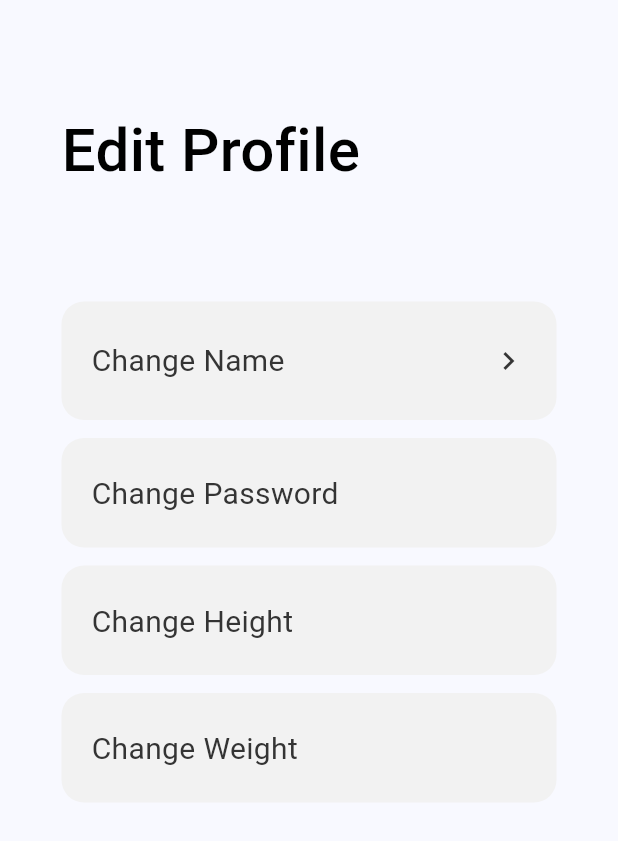
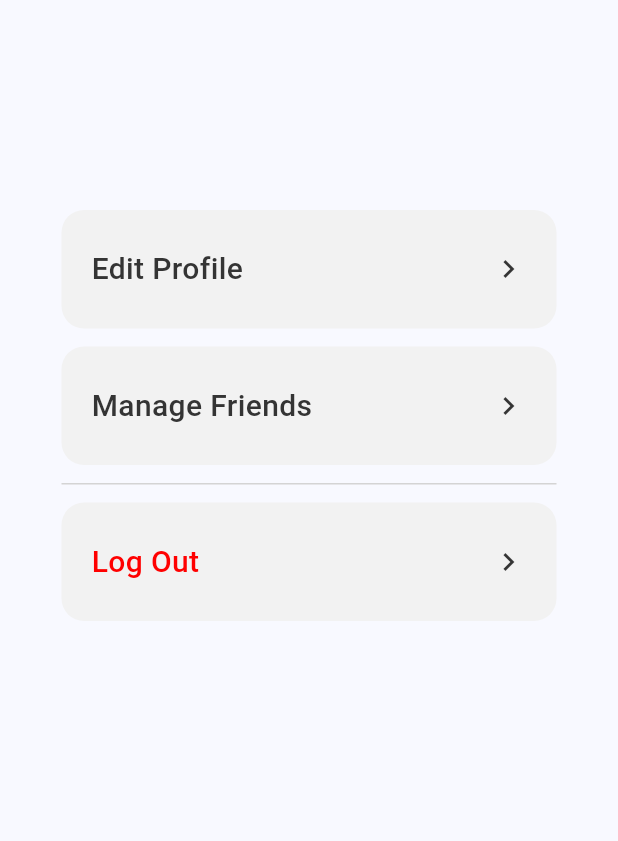
Before and after one commit to afdeanon/SeniorProject, a Flutter app: the EditProfileScreen screen opened directly, on a phone screen of 412 x 824 dp. Shown: the top 841 px of the screen. Run offline on Flutter 3.47's test engine with Material 3 defaults, Android fonts, the phone set to English and light mode, and no system bars; our stand-ins replace firebase_auth, firebase_core; missing offline and left inert: dart:ffi; accounts and stored records are empty; Roboto replaces fonts that are missing (SF Pro).

```diff
--- a/lib/screens/profileScreens/editProfile.dart
+++ b/lib/screens/profileScreens/editProfile.dart
@@ -1,6 +1,6 @@
 import 'package:flutter/material.dart';
-import 'package:flutter/cupertino.dart'; // Import Cupertino widgets
 import 'package:firebase_auth/firebase_auth.dart';
+import 'editProfile.dart';
 
 class EditProfileScreen extends StatefulWidget {
   const EditProfileScreen({Key? key, User? user}) : super(key: key);
@@ -13,15 +13,17 @@ class _EditProfileScreenState extends State<EditProfileScreen> {
   @override
   Widget build(BuildContext context) {
     return Scaffold(
-      body: ListView(children: const [
+      body: ListView(
+        children: [
           EditProfile(),
-      ]),
+        ],
+      ),
     );
   }
 }
 
 class EditProfile extends StatefulWidget {
-  const EditProfile({super.key});
+  const EditProfile({Key? key}) : super(key: key);
 
   @override
   _EditProfileState createState() => _EditProfileState();
@@ -30,41 +32,20 @@ class EditProfile extends StatefulWidget {
 class _EditProfileState extends State<EditProfile> {
   @override
   Widget build(BuildContext context) {
-    return Row(
-      mainAxisAlignment: MainAxisAlignment.center,
-      children: <Widget>[
+    return Container(
+      child: Column(
+        children: [
+          const SizedBox(height: 80),
+
+          const SizedBox(height: 60),
           SizedBox(
-          width: 330,
-          height: 554,
             child: Column(
               mainAxisSize: MainAxisSize.min,
               mainAxisAlignment: MainAxisAlignment.start,
-            crossAxisAlignment: CrossAxisAlignment.start,
-            children: [
-              const SizedBox(height: 77),
-              const Text(
-                'Edit Profile',
-                style: TextStyle(
-                  color: Colors.black,
-                  fontSize: 40,
-                  fontFamily: 'SF Pro',
-                  fontWeight: FontWeight.w500,
-                  height: 0,
-                ),
-              ),
-              const SizedBox(height: 77),
-              Container(
-                child: Column(
-                  mainAxisSize: MainAxisSize.min,
-                  mainAxisAlignment: MainAxisAlignment.start,
-                  crossAxisAlignment: CrossAxisAlignment.start,
+              crossAxisAlignment: CrossAxisAlignment.center,
               children: [
                 InkWell(
                   onTap: () {
-                    Navigator.push(
-                      context,
-                      MaterialPageRoute(builder: (context) => EditProfile()),  // This assumes EditProfile is the name of the widget you want to navigate to.
-                    );
                   },
                   child: Container(
                     width: 330,
@@ -84,12 +65,12 @@ class _EditProfileState extends State<EditProfile> {
                           child: Row(
                             children: [
                               Text(
-                                'Change Name',
+                                'Edit Profile',
                                 style: TextStyle(
                                   color: Color(0xFF343434),
                                   fontSize: 20,
                                   fontFamily: 'SF Pro',
-                                  fontWeight: FontWeight.w400,
+                                  fontWeight: FontWeight.w500,
                                 ),
                               ),
                             ],
@@ -100,8 +81,14 @@ class _EditProfileState extends State<EditProfile> {
                     ),
                   ),
                 ),
+
                 const SizedBox(height: 12),
-                    Container(
+
+                InkWell(
+                  onTap: () {
+
+                  },
+                  child: Container(
                     width: 330,
                     padding: const EdgeInsets.symmetric(horizontal: 20, vertical: 25),
                     decoration: ShapeDecoration(
@@ -115,25 +102,40 @@ class _EditProfileState extends State<EditProfile> {
                       mainAxisAlignment: MainAxisAlignment.spaceBetween,
                       crossAxisAlignment: CrossAxisAlignment.center,
                       children: [
-                          SizedBox(
-                            width: 240,
-                            child: Text(
-                              'Change Password',
+                        Expanded(
+                          child: Row(
+                            children: [
+                              Text(
+                                'Manage Friends',
                                 style: TextStyle(
                                   color: Color(0xFF343434),
                                   fontSize: 20,
                                   fontFamily: 'SF Pro',
-                                fontWeight: FontWeight.w400,
-                                height: 0,
+                                  fontWeight: FontWeight.w500,
+                                ),
+                              ),
+                            ],
+                          ),
+                        ),
+                        Icon(Icons.chevron_right, color: Color(0xFF343434)),
+                      ],
                     ),
                   ),
                 ),
-                          SizedBox(width: 32),
-                        ],
+
+                const SizedBox(height: 12),
+
+                Container(
+                  width: 330,
+                  height: 1,
+                  decoration: const BoxDecoration(color: Color(0xFFD4D4D4)),
                 ),
-                    ),
+
                 const SizedBox(height: 12),
-                    Container(
+                InkWell(
+                  onTap: () {
+                  },
+                  child: Container(
                     width: 330,
                     padding: const EdgeInsets.symmetric(horizontal: 20, vertical: 25),
                     decoration: ShapeDecoration(
@@ -147,62 +149,33 @@ class _EditProfileState extends State<EditProfile> {
                       mainAxisAlignment: MainAxisAlignment.spaceBetween,
                       crossAxisAlignment: CrossAxisAlignment.center,
                       children: [
-                          SizedBox(
-                            width: 240,
-                            child: Text(
-                              'Change Height',
+                        Expanded(
+                          child: Row(
+                            children: [
+                              Text(
+                                'Log Out',
                                 style: TextStyle(
-                                color: Color(0xFF343434),
+                                  color: Color.fromARGB(255, 255, 0, 0),
                                   fontSize: 20,
                                   fontFamily: 'SF Pro',
-                                fontWeight: FontWeight.w400,
-                                height: 0,
-                              ),
-                            ),
-                          ),
-                          SizedBox(width: 32),
-                        ],
-                      ),
-                    ),
-                    const SizedBox(height: 12),
-                    Container(
-                      width: 330,
-                      padding: const EdgeInsets.symmetric(horizontal: 20, vertical: 25),
-                      decoration: ShapeDecoration(
-                        color: const Color(0xFFF2F2F2),
-                        shape: RoundedRectangleBorder(
-                          borderRadius: BorderRadius.circular(15),
-                        ),
-                      ),
-                      child: const Row(
-                        mainAxisSize: MainAxisSize.min,
-                        mainAxisAlignment: MainAxisAlignment.spaceBetween,
-                        crossAxisAlignment: CrossAxisAlignment.center,
-                        children: [
-                          SizedBox(
-                            width: 240,
-                            child: Text(
-                              'Change Weight',
-                              style: TextStyle(
-                                color: Color(0xFF343434),
-                                fontSize: 20,
-                                fontFamily: 'SF Pro',
-                                fontWeight: FontWeight.w400,
-                                height: 0,
-                              ),
-                            ),
-                          ),
-                          SizedBox(width: 32),
-                        ],
+                                  fontWeight: FontWeight.w500,
                                 ),
                               ),
                             ],
                           ),
                         ),
+                        Icon(Icons.chevron_right, color: Color(0xFF343434)),
+                      ],
+                    ),
+                  ),
+                ),
+                const SizedBox(height: 12),
+
               ],
             ),
           )
         ],
+      ),
     );
   }
 }
--- a/lib/screens/profileScreens/profileScreen.dart
+++ b/lib/screens/profileScreens/profileScreen.dart
@@ -1,5 +1,3 @@
-// ignore_for_file: library_private_types_in_public_api
-
 import 'package:flutter/material.dart';
 import 'package:firebase_auth/firebase_auth.dart';
 import 'editProfile.dart';
@@ -14,21 +12,18 @@ class ProfileScreen extends StatefulWidget {
 class _ProfileScreenState extends State<ProfileScreen> {
   @override
   Widget build(BuildContext context) {
-    return MaterialApp(
-      theme: ThemeData.dark().copyWith(
-        scaffoldBackgroundColor: const Color(0x00ffffff),
-      ),
-      home: Scaffold(
-        body: ListView(children: const [
+    return Scaffold(
+      body: ListView(
+        children: [
           Profile(),
-        ]),
+        ],
       ),
     );
   }
 }
 
 class Profile extends StatefulWidget {
-  const Profile({super.key});
+  const Profile({Key? key}) : super(key: key);
 
   @override
   _ProfileState createState() => _ProfileState();
@@ -43,7 +38,7 @@ class _ProfileState extends State<Profile> {
           const SizedBox(height: 80),
 
           SizedBox(
-            width: 300,
+            width: 270,
             height: 110,
             child: Row(
               mainAxisSize: MainAxisSize.min,
@@ -105,7 +100,7 @@ class _ProfileState extends State<Profile> {
                   onTap: () {
                     Navigator.push(
                       context,
-                      MaterialPageRoute(builder: (context) => EditProfile()),  // This assumes EditProfile is the name of the widget you want to navigate to.
+                      MaterialPageRoute(builder: (context) => EditProfileScreen()),
                     );
                   },
                   child: Container(
```
Lines whose indentation alone changed are shown as unchanged.
